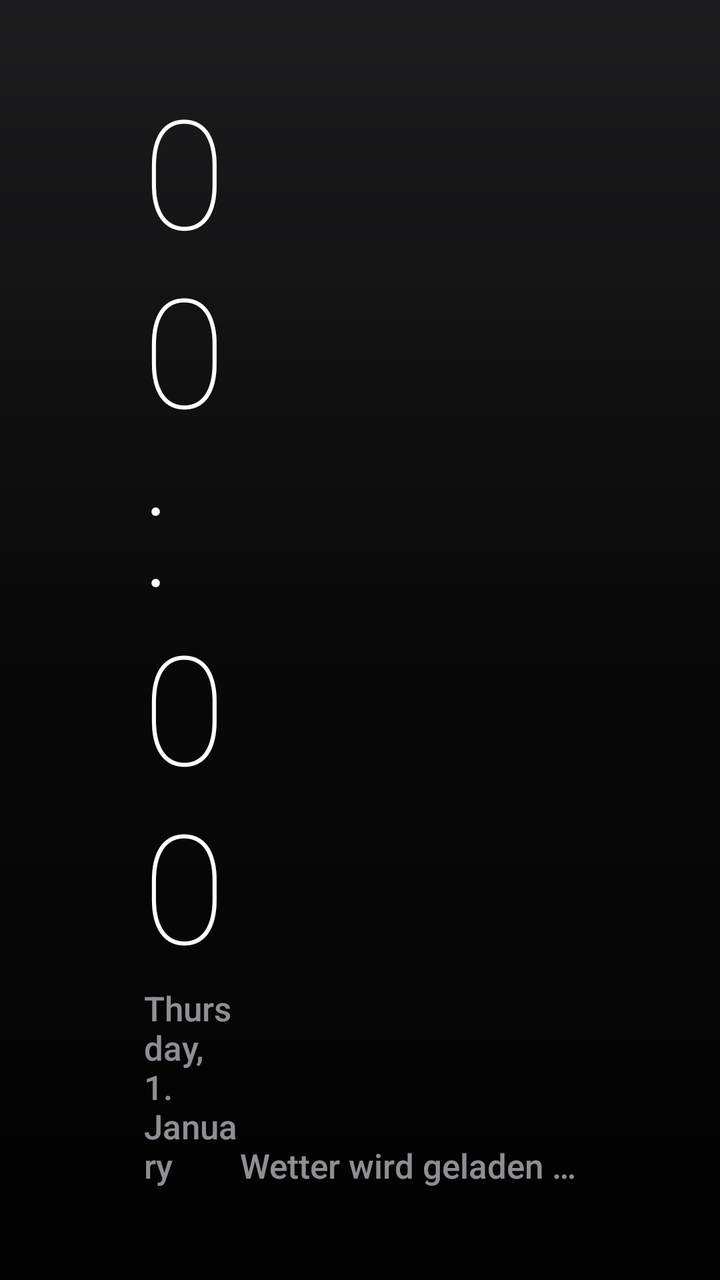
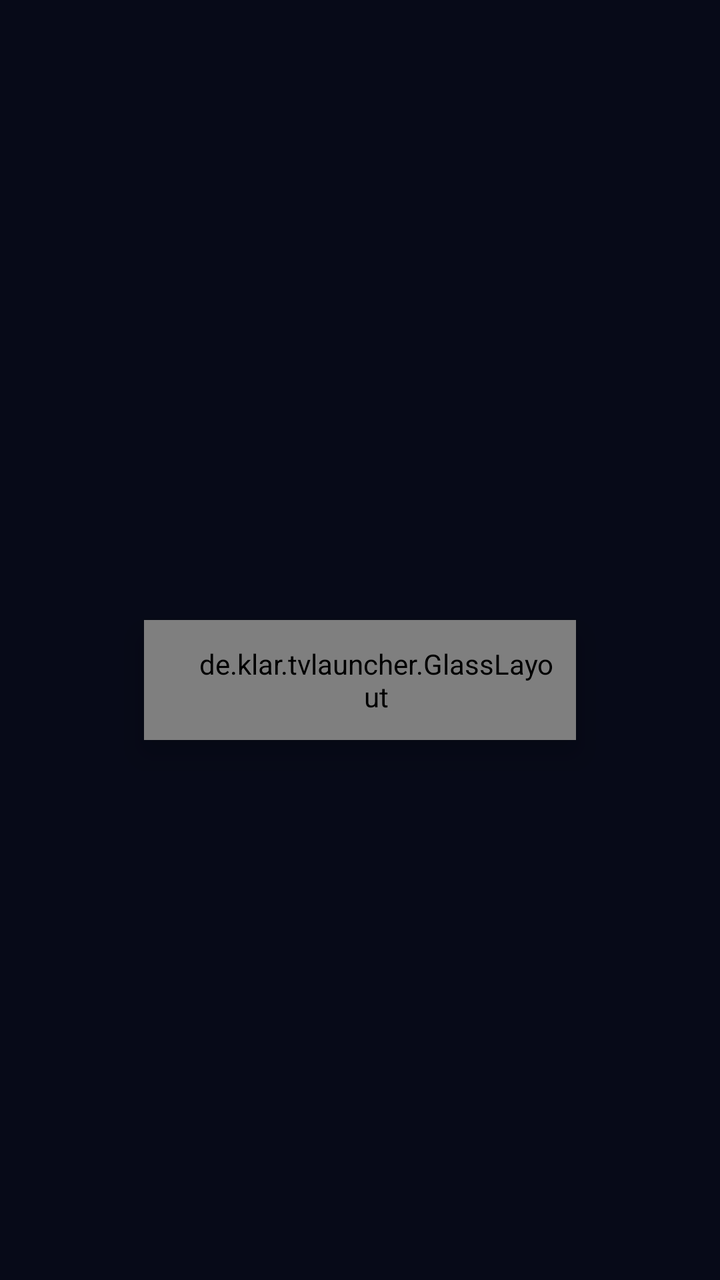

Before-and-after screenshots of an Android layout around one commit, followed by the original layout XML and the change that was made.
<!-- AndroidManifest.xml: application theme Theme.Klar -->
<!-- res/layout/activity_main.xml -->
<?xml version="1.0" encoding="utf-8"?>
<FrameLayout xmlns:android="http://schemas.android.com/apk/res/android"
    android:layout_width="match_parent"
    android:layout_height="match_parent"
    android:background="@color/bg">

    
    <View
        android:id="@+id/ambient"
        android:layout_width="match_parent"
        android:layout_height="match_parent"
        android:background="@color/bg_raised" />

    <View
        android:layout_width="match_parent"
        android:layout_height="match_parent"
        android:background="@drawable/ambient" />

    <LinearLayout
        android:layout_width="match_parent"
        android:layout_height="match_parent"
        android:clipChildren="false"
        android:clipToPadding="false"
        android:orientation="vertical"
        android:paddingStart="72dp"
        android:paddingTop="44dp"
        android:paddingEnd="72dp">

        <LinearLayout
            android:layout_width="match_parent"
            android:layout_height="wrap_content"
            android:baselineAligned="false"
            android:gravity="bottom"
            android:orientation="horizontal">

            <LinearLayout
                android:layout_width="0dp"
                android:layout_height="wrap_content"
                android:layout_weight="1"
                android:orientation="vertical">

                <TextClock
                    android:id="@+id/clock"
                    android:layout_width="wrap_content"
                    android:layout_height="wrap_content"
                    android:fontFamily="sans-serif-thin"
                    android:format12Hour="HH:mm"
                    android:format24Hour="HH:mm"
                    android:includeFontPadding="false"
                    android:letterSpacing="-0.02"
                    android:textColor="@color/text"
                    android:textSize="76sp" />

                <TextClock
                    android:id="@+id/date"
                    android:layout_width="wrap_content"
                    android:layout_height="wrap_content"
                    android:layout_marginTop="2dp"
                    android:fontFamily="sans-serif-medium"
                    android:format12Hour="EEEE, d. MMMM"
                    android:format24Hour="EEEE, d. MMMM"
                    android:textColor="@color/text_muted"
                    android:textSize="17sp" />
            </LinearLayout>

            <LinearLayout
                android:layout_width="wrap_content"
                android:layout_height="wrap_content"
                android:gravity="end"
                android:orientation="vertical">

                <TextView
                    android:id="@+id/weather_temp"
                    android:layout_width="wrap_content"
                    android:layout_height="wrap_content"
                    android:fontFamily="sans-serif-thin"
                    android:includeFontPadding="false"
                    android:textColor="@color/text"
                    android:textSize="48sp" />

                <TextView
                    android:id="@+id/weather_text"
                    android:layout_width="wrap_content"
                    android:layout_height="wrap_content"
                    android:layout_marginTop="2dp"
                    android:fontFamily="sans-serif-medium"
                    android:text="@string/weather_loading"
                    android:textColor="@color/text_muted"
                    android:textSize="17sp" />
            </LinearLayout>
        </LinearLayout>

        <androidx.recyclerview.widget.RecyclerView
            android:id="@+id/grid"
            android:layout_width="match_parent"
            android:layout_height="0dp"
            android:layout_marginStart="-14dp"
            android:layout_marginTop="36dp"
            android:layout_marginEnd="-14dp"
            android:layout_weight="1"
            android:clipChildren="false"
            android:clipToPadding="false"
            android:paddingTop="12dp"
            android:paddingBottom="48dp" />

    </LinearLayout>
</FrameLayout>
<!-- resources referenced by this layout -->
<resources>
  <color name="bg">#000000</color>
  <color name="bg_raised">#1C1C1E</color>
  <color name="text">#FFFFFF</color>
  <color name="text_muted">#99EBEBF5</color>
  <!-- drawable ambient (drawable) -->
  <?xml version="1.0" encoding="utf-8"?>
  <shape xmlns:android="http://schemas.android.com/apk/res/android">
      <gradient android:angle="270" android:startColor="#00000000" android:centerColor="#B3000000"
          android:endColor="#F2000000" />
  </shape>
  <string name="weather_loading">Wetter wird geladen …</string>
  <style name="Theme.Klar" parent="@android:style/Theme.Material.NoActionBar.Fullscreen">
          <item name="android:windowBackground">@color/bg</item>
          <item name="android:colorAccent">@color/focus</item>
          <item name="android:textColor">@color/text</item>
          <item name="android:windowAnimationStyle">@null</item>
      </style>
  <color name="focus">#FFFFFF</color>
</resources>

<!-- the commit's change to res/layout/activity_main.xml (unified diff, before → after) -->
@@ -1,20 +1,10 @@
 <?xml version="1.0" encoding="utf-8"?>
 <FrameLayout xmlns:android="http://schemas.android.com/apk/res/android"
+    xmlns:app="http://schemas.android.com/apk/res-auto"
+    android:id="@+id/root"
     android:layout_width="match_parent"
     android:layout_height="match_parent"
     android:background="@color/bg">
-
-    
-    <View
-        android:id="@+id/ambient"
-        android:layout_width="match_parent"
-        android:layout_height="match_parent"
-        android:background="@color/bg_raised" />
-
-    <View
-        android:layout_width="match_parent"
-        android:layout_height="match_parent"
-        android:background="@drawable/ambient" />
 
     <LinearLayout
         android:layout_width="match_parent"
@@ -23,16 +13,18 @@
         android:clipToPadding="false"
         android:orientation="vertical"
         android:paddingStart="72dp"
-        android:paddingTop="44dp"
+        android:paddingTop="40dp"
         android:paddingEnd="72dp">
 
         <LinearLayout
             android:layout_width="match_parent"
             android:layout_height="wrap_content"
             android:baselineAligned="false"
-            android:gravity="bottom"
+            android:clipChildren="false"
+            android:gravity="center_vertical"
             android:orientation="horizontal">
 
+            
             <LinearLayout
                 android:layout_width="0dp"
                 android:layout_height="wrap_content"
@@ -43,13 +35,13 @@
                     android:id="@+id/clock"
                     android:layout_width="wrap_content"
                     android:layout_height="wrap_content"
-                    android:fontFamily="sans-serif-thin"
+                    android:fontFamily="sans-serif-light"
                     android:format12Hour="HH:mm"
                     android:format24Hour="HH:mm"
                     android:includeFontPadding="false"
                     android:letterSpacing="-0.02"
                     android:textColor="@color/text"
-                    android:textSize="76sp" />
+                    android:textSize="72sp" />
 
                 <TextClock
                     android:id="@+id/date"
@@ -59,37 +51,75 @@
                     android:fontFamily="sans-serif-medium"
                     android:format12Hour="EEEE, d. MMMM"
                     android:format24Hour="EEEE, d. MMMM"
-                    android:textColor="@color/text_muted"
-                    android:textSize="17sp" />
+                    android:textColor="@color/text_content_secondary"
+                    android:textSize="18sp" />
             </LinearLayout>
 
-            <LinearLayout
+            
+            <de.klar.tvlauncher.GlassLayout
+                android:id="@+id/glass_bar"
                 android:layout_width="wrap_content"
-                android:layout_height="wrap_content"
-                android:gravity="end"
-                android:orientation="vertical">
+                android:layout_height="60dp"
+                android:elevation="10dp"
+                android:paddingStart="24dp"
+                android:paddingEnd="8dp"
+                app:glassDim="0.28">
 
-                <TextView
-                    android:id="@+id/weather_temp"
+                <LinearLayout
                     android:layout_width="wrap_content"
-                    android:layout_height="wrap_content"
-                    android:fontFamily="sans-serif-thin"
-                    android:includeFontPadding="false"
-                    android:textColor="@color/text"
-                    android:textSize="48sp" />
+                    android:layout_height="match_parent"
+                    android:gravity="center_vertical"
+                    android:orientation="horizontal">
 
-                <TextView
-                    android:id="@+id/weather_text"
-                    android:layout_width="wrap_content"
-                    android:layout_height="wrap_content"
-                    android:layout_marginTop="2dp"
-                    android:fontFamily="sans-serif-medium"
-                    android:text="@string/weather_loading"
-                    android:textColor="@color/text_muted"
-                    android:textSize="17sp" />
-            </LinearLayout>
+                    
+                    <TextView
+                        android:id="@+id/weather_temp"
+                        android:layout_width="wrap_content"
+                        android:layout_height="wrap_content"
+                        android:fontFamily="sans-serif-medium"
+                        android:textColor="@color/text"
+                        android:textSize="22sp" />
+
+                    <TextView
+                        android:id="@+id/weather_text"
+                        android:layout_width="wrap_content"
+                        android:layout_height="wrap_content"
+                        android:layout_marginStart="10dp"
+                        android:text="@string/weather_loading"
+                        android:textColor="@color/text"
+                        android:textSize="16sp" />
+
+                    <View
+                        android:layout_width="1dp"
+                        android:layout_height="24dp"
+                        android:layout_marginStart="18dp"
+                        android:layout_marginEnd="8dp"
+                        android:background="#40FFFFFF" />
+
+                    
+                    <FrameLayout
+                        android:id="@+id/settings_button"
+                        android:layout_width="44dp"
+                        android:layout_height="44dp"
+                        android:background="@drawable/bar_button"
+                        android:contentDescription="@string/settings"
+                        android:focusable="true"
+                        android:focusableInTouchMode="true">
+
+                        <ImageView
+                            android:layout_width="24dp"
+                            android:layout_height="24dp"
+                            android:layout_gravity="center"
+                            android:duplicateParentState="true"
+                            android:importantForAccessibility="no"
+                            android:src="@drawable/ic_settings"
+                            android:tint="@color/bar_icon_tint" />
+                    </FrameLayout>
+                </LinearLayout>
+            </de.klar.tvlauncher.GlassLayout>
         </LinearLayout>
 
+        
         <androidx.recyclerview.widget.RecyclerView
             android:id="@+id/grid"
             android:layout_width="match_parent"
@@ -102,6 +132,5 @@
             android:clipToPadding="false"
             android:paddingTop="12dp"
             android:paddingBottom="48dp" />
-
     </LinearLayout>
 </FrameLayout>
<!-- resource entries referenced after the edit -->
@@ -1,22 +1,33 @@
 <!-- resources referenced by this layout -->
 <resources>
-  <color name="bg">#000000</color>
-  <color name="bg_raised">#1C1C1E</color>
+  <color name="bg">#070A18</color>
   <color name="text">#FFFFFF</color>
-  <color name="text_muted">#99EBEBF5</color>
-  <!-- drawable ambient (drawable) -->
+  <color name="text_content_secondary">#B4BAD6</color>
+  <!-- drawable bar_button (drawable) -->
   <?xml version="1.0" encoding="utf-8"?>
-  <shape xmlns:android="http://schemas.android.com/apk/res/android">
-      <gradient android:angle="270" android:startColor="#00000000" android:centerColor="#B3000000"
-          android:endColor="#F2000000" />
-  </shape>
+  <selector xmlns:android="http://schemas.android.com/apk/res/android">
+      <item android:state_focused="true">
+          <shape android:shape="oval"><solid android:color="@color/focus" /></shape>
+      </item>
+      <item>
+          <shape android:shape="oval"><solid android:color="@android:color/transparent" /></shape>
+      </item>
+  </selector>
+  <!-- drawable ic_settings (drawable) -->
+  <vector xmlns:android="http://schemas.android.com/apk/res/android"
+      android:width="24dp" android:height="24dp" android:viewportWidth="24" android:viewportHeight="24">
+      <path android:fillColor="#F1F3F5"
+          android:pathData="M19.14,12.94c0.04,-0.3 0.06,-0.61 0.06,-0.94c0,-0.32 -0.02,-0.64 -0.07,-0.94l2.03,-1.58c0.18,-0.14 0.23,-0.41 0.12,-0.61l-1.92,-3.32c-0.12,-0.22 -0.37,-0.29 -0.59,-0.22l-2.39,0.96c-0.5,-0.38 -1.03,-0.7 -1.62,-0.94L14.4,2.81c-0.04,-0.24 -0.24,-0.41 -0.48,-0.41h-3.84c-0.24,0 -0.43,0.17 -0.47,0.41L9.25,5.35C8.66,5.59 8.12,5.92 7.63,6.29L5.24,5.33c-0.22,-0.08 -0.47,0 -0.59,0.22L2.74,8.87C2.62,9.08 2.66,9.34 2.86,9.48l2.03,1.58C4.84,11.36 4.8,11.69 4.8,12s0.02,0.64 0.07,0.94l-2.03,1.58c-0.18,0.14 -0.23,0.41 -0.12,0.61l1.92,3.32c0.12,0.22 0.37,0.29 0.59,0.22l2.39,-0.96c0.5,0.38 1.03,0.7 1.62,0.94l0.36,2.54c0.05,0.24 0.24,0.41 0.48,0.41h3.84c0.24,0 0.44,-0.17 0.47,-0.41l0.36,-2.54c0.59,-0.24 1.13,-0.56 1.62,-0.94l2.39,0.96c0.22,0.08 0.47,0 0.59,-0.22l1.92,-3.32c0.12,-0.22 0.07,-0.47 -0.12,-0.61L19.14,12.94zM12,15.6c-1.98,0 -3.6,-1.62 -3.6,-3.6s1.62,-3.6 3.6,-3.6s3.6,1.62 3.6,3.6S13.98,15.6 12,15.6z" />
+  </vector>
+  <string name="settings">Einstellungen</string>
   <string name="weather_loading">Wetter wird geladen …</string>
   <style name="Theme.Klar" parent="@android:style/Theme.Material.NoActionBar.Fullscreen">
           <item name="android:windowBackground">@color/bg</item>
-          <item name="android:colorAccent">@color/focus</item>
+          <item name="android:colorAccent">@color/accent</item>
           <item name="android:textColor">@color/text</item>
           <item name="android:windowAnimationStyle">@null</item>
       </style>
   <color name="focus">#FFFFFF</color>
+  <color name="accent">#0A84FF</color>
 </resources>
 
